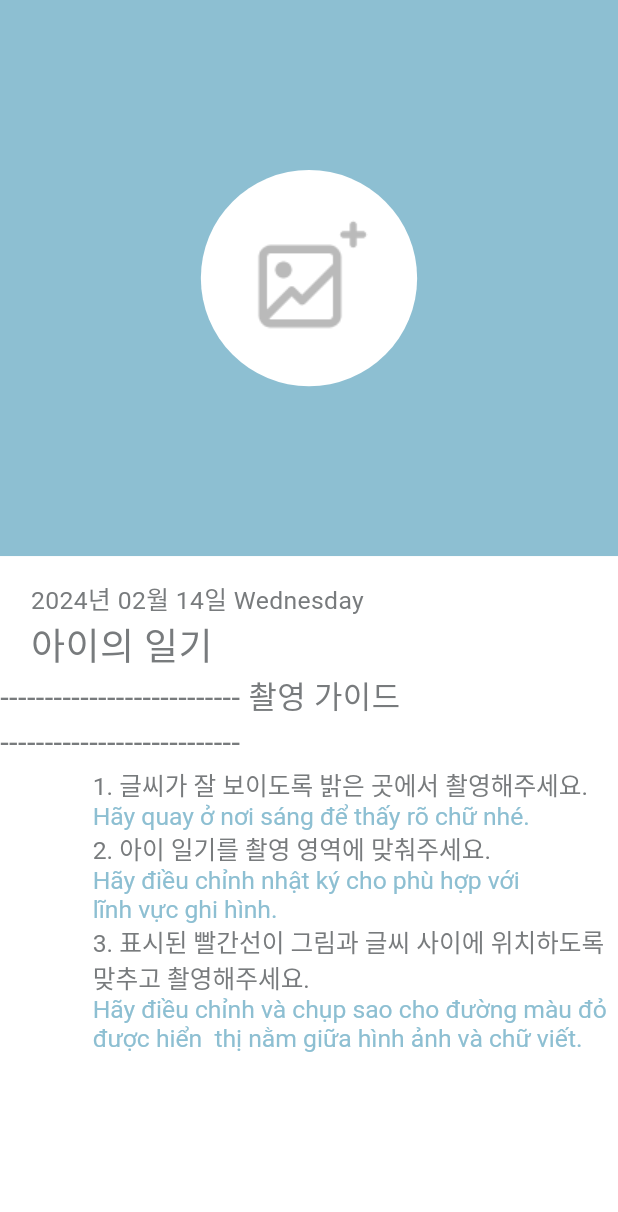
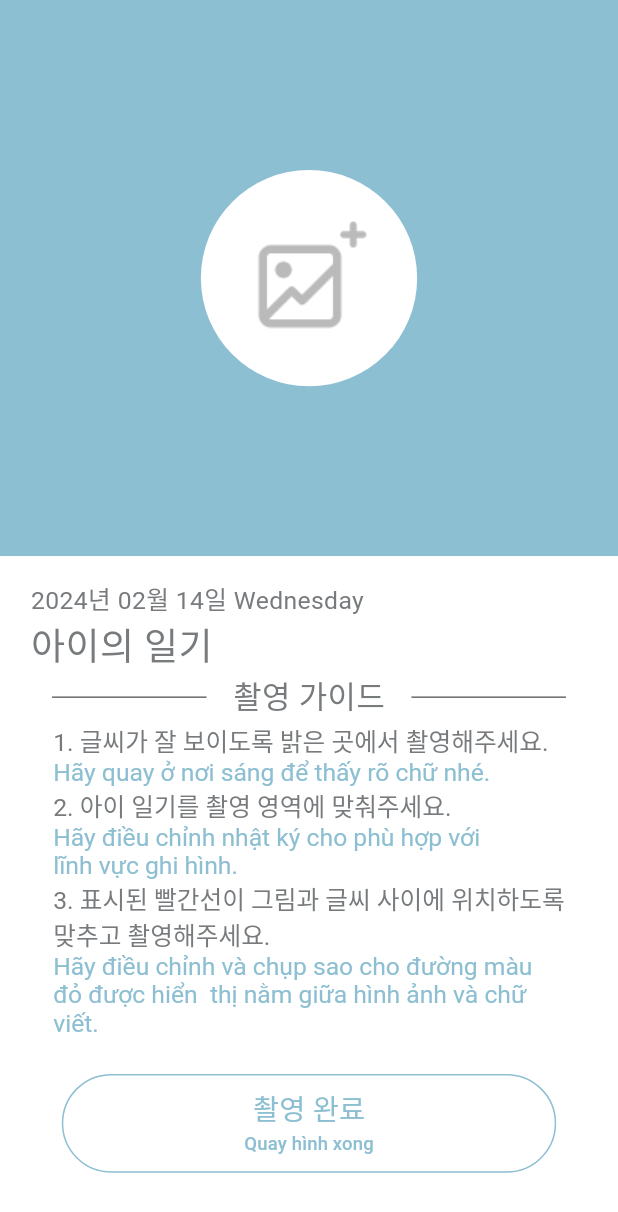
Before and after one commit to Dara-Kim/Front_Flutter, a Flutter app: the Camera screen opened directly, on a phone screen of 412 x 824 dp. Shown: the top 1212 px of the screen. Run offline on Flutter 3.47's test engine with Material 3 defaults, Android fonts, the light colour scheme and no system bars; our stand-ins replace image_picker; network calls fail.

Commit message:
REFACTOR/ParentDiaryPost,ChildDiaryPost: 부모 및 아이 일기 작성 코드 수정

```diff
--- a/Dasori/lib/screens/diary/child_diary_camera.dart
+++ b/Dasori/lib/screens/diary/child_diary_camera.dart
@@ -91,18 +91,34 @@ class _CameraState extends State<Camera> {
                 ),
               ]
           ),
+          Row(
+            mainAxisAlignment: MainAxisAlignment.spaceAround,
+            children: [
+              SizedBox(width: width * 0.02),
+              Container( height:1.0,
+                width: width * 0.25,
+                color:Color(0xff6B6B6B),
+              ),
               Text(
-                "--------------------------- 촬영 가이드 ---------------------------",
-                textAlign: TextAlign.start,
+                  "촬영 가이드",
+                  textAlign: TextAlign.center,
                   style: TextStyle(
                     color: Color(0xff787B7D),
                     fontSize: height * 0.025,
                   )
               ),
+              Container( height:1.0,
+                width: width * 0.25,
+                color:Color(0xff6B6B6B),
+              ),
+              SizedBox(width: width * 0.02),
+            ],
+          ),
           SizedBox(height: height * 0.002),
           Row(
+            mainAxisAlignment: MainAxisAlignment.spaceAround,
             children: [
-                SizedBox(width: width * 0.15),
+              SizedBox(width: width * 0.08),
               RichText(
                 textAlign: TextAlign.start,
                 text: TextSpan(
@@ -124,83 +140,64 @@ class _CameraState extends State<Camera> {
                       style: TextStyle(color: Color(0xff8DBFD2), fontSize: height * 0.02),
                     ),
                     TextSpan(
-                        text: '3. 표시된 빨간선이 그림과 글씨 사이에 위치하도록 \n맞추고 촬영해주세요. \n',
+                      text: '3. 표시된 빨간선이 그림과 글씨 사이에 위치하도록\n맞추고 촬영해주세요. \n',
                       style: TextStyle(color: Color(0xff787B7D), fontSize: height * 0.02),
                     ),
                     TextSpan(
-                        text: 'Hãy điều chỉnh và chụp sao cho đường màu đỏ \nđược hiển  thị nằm giữa hình ảnh và chữ viết. \n',
+                      text: 'Hãy điều chỉnh và chụp sao cho đường màu\nđỏ được hiển  thị nằm giữa hình ảnh và chữ\nviết. \n',
                       style: TextStyle(color: Color(0xff8DBFD2), fontSize: height * 0.02),
                     ),
                   ],
+
                 ),
               ),
+              SizedBox(width: width * 0.08),
             ],
-            )
-
-          //   Column(
-          //     children: [
-          //       Row(
-          //           children: [
-          //             SizedBox(width: width * 0.15),
-          //             Text(
-          //                 "1. 글씨가 잘 보이도록 밝은 곳에서 촬영해주세요. \n",
-          //                 textAlign: TextAlign.start,
-          //                 style: TextStyle(
-          //                   color: Color(0xff787B7D),
-          //                   fontSize: height * 0.02,
-          //                 )
-          //             ),
-          //           ]
-          //       ),
-          //       Row(
-          //           children: [
-          //             SizedBox(width: width * 0.15),
-          //             Text(
-          //                 "Hãy quay ở nơi sáng để thấy rõ chữ nhé.\n",
-          //                 textAlign: TextAlign.start,
-          //                 style: TextStyle(
-          //                   color: Color(0xff8DBFD2),
-          //                   fontSize: height * 0.02,
-          //                 )
-          //             ),
-          //           ]
-          //       ),
-          //       Row(
-          //         crossAxisAlignment: CrossAxisAlignment.start,
-          //         children: [
-          //           SizedBox(width: width * 0.15),
-          //           Text(
-          //             "2. 아이 일기를 촬영 영역에 맞춰주세요. \n",
-          //             textAlign: TextAlign.start,
-          //             style: TextStyle(
-          //               color: Color(0xff787B7D),
-          //               fontSize: height * 0.02,
-          //             ),
-          //           ),
-          //         ],
-          //       ),
-          //       Row(
-          //         crossAxisAlignment: CrossAxisAlignment.start,
-          //         children: [
-          //           SizedBox(width: width * 0.15),
-          //           Text(
-          //             "Hãy điều chỉnh nhật ký cho phù hợp \nvới lĩnh vực ghi hình.",
-          //             textAlign: TextAlign.start,
-          //             style: TextStyle(
-          //               color: Color(0xff8DBFD2),
-          //               fontSize: height * 0.02,
-          //             ),
-          //           ),
-          //         ],
-          //       ),
-          //     ],
-          //   )
-          // ]
+          ),
+          writeDone(),
         ],
       ),
     );
   }
 
+  Widget writeDone() {
+    final width = MediaQuery.of(context).size.width;
+    final height = MediaQuery.of(context).size.height;
+
+    return Container(
+      width: width * 0.8,
+      height: height * 0.08,
+      margin: EdgeInsets.all(5),
+      decoration: BoxDecoration(
+        border: Border.all(color: Color(0xff8DBFD2)),
+        borderRadius: BorderRadius.circular(60.0),
+      ),
+      child: TextButton(
+        onPressed: () {
+          // 여기에 부모 일기 작성하는 통신 추가
+          // URL: /home/child
+          Navigator.push(
+            context,
+            MaterialPageRoute(builder: (context) => Camera()),
+          );
+        },
+        child: Column(
+          mainAxisAlignment: MainAxisAlignment.start,
+          children: [
+            Text(
+              '촬영 완료',
+              style: TextStyle(color: Color(0xff8DBFD2), fontSize: height * 0.023),
+            ),
+            SizedBox(width: 0),
+            Text(
+              'Quay hình xong',
+              style: TextStyle(color: Color(0xff8DBFD2), fontSize: height * 0.015),
+            ),
+          ],
+        ),
+      ),
+    );
+  }
   @override
   Widget build(BuildContext context) {
     // 화면 세로 고정
--- a/Dasori/lib/widgets/navigation_bar.dart
+++ b/Dasori/lib/widgets/navigation_bar.dart
@@ -23,10 +23,8 @@ class _NavBarState extends State<NavBar> {
             children: <Widget>[
               Home(),
               Conversation(),
-              // Container(child: Center(child: Text('report'),),),
-              // Container(child: Center(child: Text('setting'),),)
-              Upload(),
-              Camera()
+              Container(child: Center(child: Text('report'),),),
+              Container(child: Center(child: Text('setting'),),)
             ],
           ),
 
```
Also changed, not shown: Dasori/lib/screens/diary/parent_diary_upload.dart (+12 -3 lines). Lines whose indentation alone changed are shown as unchanged.
